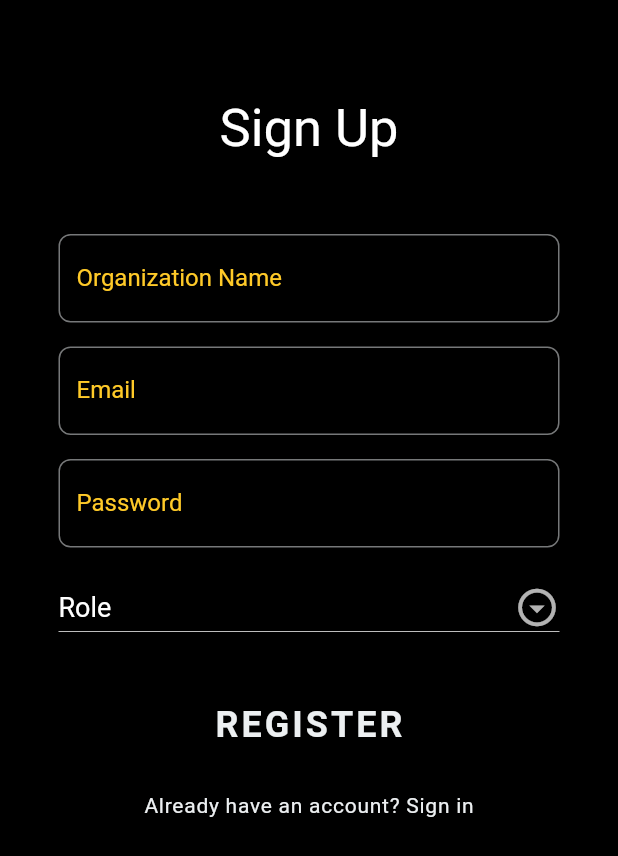
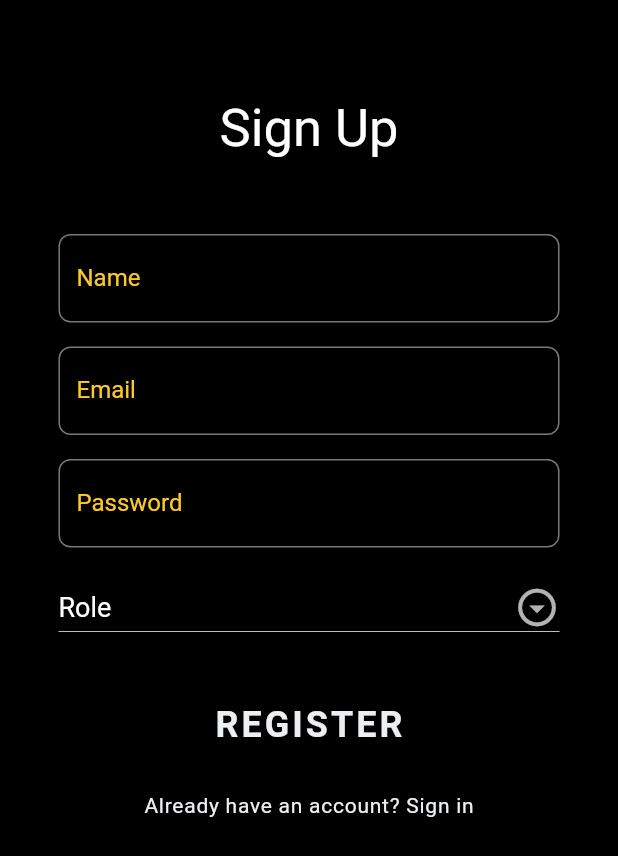
Before and after one commit to yashwant9753/Guide, a Flutter app: the RegisterScreen screen opened directly, on a phone screen of 412 x 824 dp. Shown: the top 856 px of the screen. Run offline on Flutter 3.47's test engine with Material 2 defaults, Android fonts, the phone set to English and light mode, and no system bars; our stand-ins replace cloud_firestore, connectivity, firebase_auth, firebase_core, firebase_database; accounts and stored records are empty; Roboto replaces fonts that are missing (PT_Sans).

Commit message:
Update register_form.dart

```diff
--- a/lib/widgets/register_form.dart
+++ b/lib/widgets/register_form.dart
@@ -95,8 +95,8 @@ class _RegisterFormState extends State<RegisterForm> {
                     validator: (value) => Validator.validateName(
                       name: value,
                     ),
-                    label: 'Organization Name',
-                    hint: 'Enter Organization name',
+                    label: 'Name',
+                    hint: 'Enter Name',
                   ),
                   SizedBox(height: 16.0),
                   CustomFormField(
```
